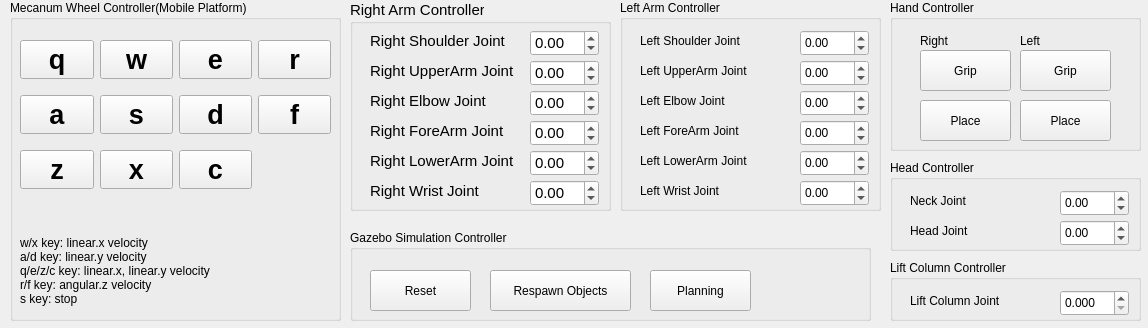
SeoulTech-HCIRLab/Humic, file humic_gui/resource/HumicController.ui: the form before one commit.
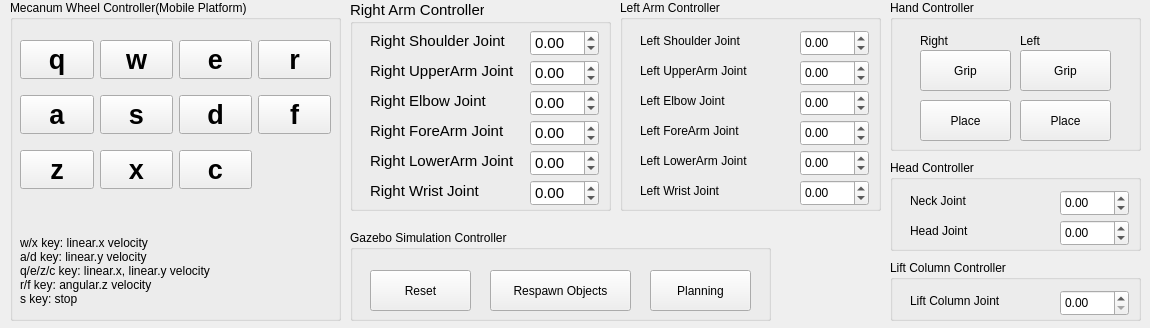
The form after the commit.

The edit to the form file:
```diff
--- a/humic_gui/resource/HumicController.ui
+++ b/humic_gui/resource/HumicController.ui
@@ -6,7 +6,7 @@
    <rect>
     <x>0</x>
     <y>0</y>
-    <width>1148</width>
+    <width>1150</width>
     <height>328</height>
    </rect>
   </property>
@@ -771,13 +771,13 @@
      </rect>
     </property>
     <property name="decimals">
-     <number>3</number>
+     <number>2</number>
     </property>
     <property name="minimum">
      <double>0.000000000000000</double>
     </property>
     <property name="maximum">
-     <double>0.100000000000000</double>
+     <double>0.200000000000000</double>
     </property>
     <property name="singleStep">
      <double>0.001000000000000</double>
@@ -981,7 +981,7 @@
     <rect>
      <x>350</x>
      <y>230</y>
-     <width>521</width>
+     <width>421</width>
      <height>91</height>
     </rect>
    </property>
```
Left out of the diff: 2 changed lines with no effect on the pictures.
